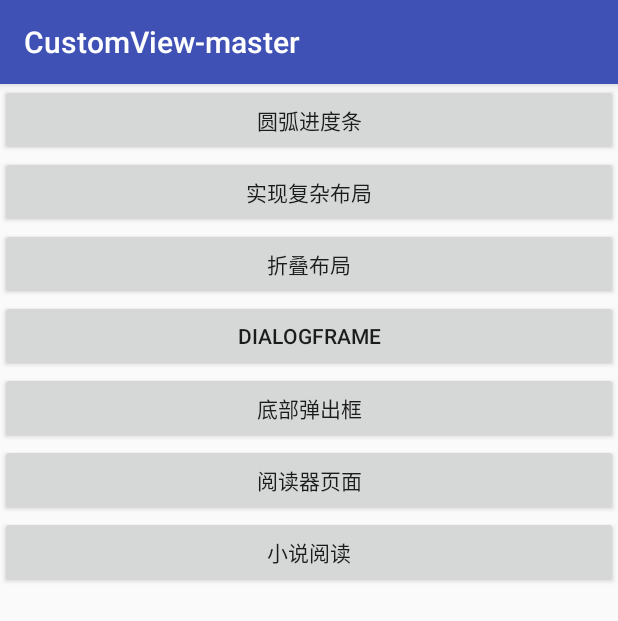
After one commit to live0717/CustomView-master, an Android app: the UIDemoActivity screen opened directly, with no data from a screen before it, on a phone screen of 412 x 824 dp. The commit adds this screen. Shown: the top 621 px of the screen. Run offline under Robolectric (Android 15) with nearby library versions, the phone set to English and light mode, and no system bars.

Commit message:
修改主界面显示和增加过滤类操作符的使用示例

```diff
--- a/app/src/main/AndroidManifest.xml
+++ b/app/src/main/AndroidManifest.xml
@@ -46,7 +46,10 @@
 
         <activity android:name=".baserecyclerview.refreshandmore.RefreshMoreActivity"/>
         <activity android:name=".rxjava2.RxJavaDemoActivity"/>
-        <activity android:name=".rxjava2.RxJavaOperatorActivity"/>
+        <activity android:name=".rxjava2.ConversionOperatorActivity"/>
+        <activity android:name=".rxjava2.FilterOperatorActivity"/>
+        <activity android:name=".UIDemoActivity"/>
+        <activity android:name=".rxjava2.RxJavaMainActivity"/>
     </application>
 
 </manifest>
--- /dev/null
+++ b/app/src/main/java/com/amos/customview/UIDemoActivity.java
@@ -0,0 +1,73 @@
+package com.amos.customview;
+
+import android.content.Context;
+import android.content.Intent;
+import android.os.Bundle;
+import android.support.annotation.Nullable;
+import android.support.v7.app.AppCompatActivity;
+import android.view.View;
+
+import com.amos.customview.bookread.BookReaderActivity;
+import com.amos.customview.df.DFActivity;
+import com.amos.customview.reader.MainReaderActivity;
+
+/**
+ * Project CustomView-master
+ * Created by Amos
+ * Created on 2017-10-20
+ * Desc
+ */
+
+public class UIDemoActivity extends AppCompatActivity {
+    public static void startActivity(Context context) {
+        context.startActivity(new Intent(context, UIDemoActivity.class));
+    }
+
+    @Override
+    protected void onCreate(@Nullable Bundle savedInstanceState) {
+        super.onCreate(savedInstanceState);
+        setContentView(R.layout.activity_ui);
+        findViewById(R.id.btnArcProgress).setOnClickListener(new View.OnClickListener() {
+            @Override
+            public void onClick(View view) {
+                startActivity(new Intent(UIDemoActivity.this, CustomArcActivity.class));
+            }
+        });
+        findViewById(R.id.rvMultipleItem).setOnClickListener(new View.OnClickListener() {
+            @Override
+            public void onClick(View view) {
+                startActivity(new Intent(UIDemoActivity.this, MultipleActivity.class));
+            }
+        });
+        findViewById(R.id.rvCollapsing).setOnClickListener(new View.OnClickListener() {
+            @Override
+            public void onClick(View view) {
+                startActivity(new Intent(UIDemoActivity.this, CollapseActivity.class));
+            }
+        });
+        findViewById(R.id.btnDF).setOnClickListener(new View.OnClickListener() {
+            @Override
+            public void onClick(View view) {
+                startActivity(new Intent(UIDemoActivity.this, DFActivity.class));
+            }
+        });
+        findViewById(R.id.btnBTS).setOnClickListener(new View.OnClickListener() {
+            @Override
+            public void onClick(View view) {
+                startActivity(new Intent(UIDemoActivity.this, BottomDialogActivity.class));
+            }
+        });
+        findViewById(R.id.btnReader).setOnClickListener(new View.OnClickListener() {
+            @Override
+            public void onClick(View view) {
+                MainReaderActivity.startActivity(UIDemoActivity.this);
+            }
+        });
+        findViewById(R.id.btnBookReader).setOnClickListener(new View.OnClickListener() {
+            @Override
+            public void onClick(View view) {
+                BookReaderActivity.startActivity(UIDemoActivity.this);
+            }
+        });
+    }
+}
--- a/app/src/main/java/com/amos/customview/rxjava2/RxJavaOperatorActivity.java
+++ b/app/src/main/java/com/amos/customview/rxjava2/ConversionOperatorActivity.java
@@ -36,12 +36,12 @@ import io.reactivex.schedulers.Schedulers;
  * Desc
  */
 
-public class RxJavaOperatorActivity extends AppCompatActivity {
+public class ConversionOperatorActivity extends AppCompatActivity {
 
-    public static final String TAG = "RxJavaOperatorActivity";
+    public static final String TAG = "ConversionOperatorActivity";
 
     public static void startActivity(Context context) {
-        context.startActivity(new Intent(context, RxJavaOperatorActivity.class));
+        context.startActivity(new Intent(context, ConversionOperatorActivity.class));
     }
 
     @Override
--- /dev/null
+++ b/app/src/main/res/layout/activity_ui.xml
@@ -0,0 +1,59 @@
+<?xml version="1.0" encoding="utf-8"?>
+<LinearLayout xmlns:android="http://schemas.android.com/apk/res/android"
+              android:layout_width="match_parent"
+              android:layout_height="match_parent"
+              android:orientation="vertical">
+
+    <ScrollView
+        android:layout_width="match_parent"
+        android:layout_height="match_parent">
+
+        <LinearLayout
+            android:layout_width="match_parent"
+            android:layout_height="match_parent"
+            android:orientation="vertical">
+            <Button
+                android:id="@+id/btnArcProgress"
+                android:layout_width="match_parent"
+                android:layout_height="wrap_content"
+                android:text="圆弧进度条"/>
+
+            <Button
+                android:id="@+id/rvMultipleItem"
+                android:layout_width="match_parent"
+                android:layout_height="wrap_content"
+                android:text="实现复杂布局"/>
+
+            <Button
+                android:id="@+id/rvCollapsing"
+                android:layout_width="match_parent"
+                android:layout_height="wrap_content"
+                android:text="折叠布局"/>
+
+            <Button
+                android:id="@+id/btnDF"
+                android:layout_width="match_parent"
+                android:layout_height="wrap_content"
+                android:text="DialogFrame"/>
+
+            <Button
+                android:id="@+id/btnBTS"
+                android:layout_width="match_parent"
+                android:layout_height="wrap_content"
+                android:text="底部弹出框"/>
+
+            <Button
+                android:id="@+id/btnReader"
+                android:layout_width="match_parent"
+                android:layout_height="wrap_content"
+                android:text="阅读器页面"/>
+
+            <Button
+                android:id="@+id/btnBookReader"
+                android:layout_width="match_parent"
+                android:layout_height="wrap_content"
+                android:text="小说阅读"/>
+        </LinearLayout>
+    </ScrollView>
+
+</LinearLayout>
```
Also changed, not shown: app/src/main/java/com/amos/customview/MainActivity.java (+7 -52 lines), app/src/main/java/com/amos/customview/rxjava2/FilterOperatorActivity.java (added, +62 -0 lines), app/src/main/java/com/amos/customview/rxjava2/RxJavaMainActivity.java (added, +47 -0 lines), app/src/main/res/layout/activity_filter_demo.xml (added, +24 -0 lines), app/src/main/res/layout/activity_main.xml (+8 -50 lines), app/src/main/res/layout/activity_rxjava_main.xml (added, +34 -0 lines).
